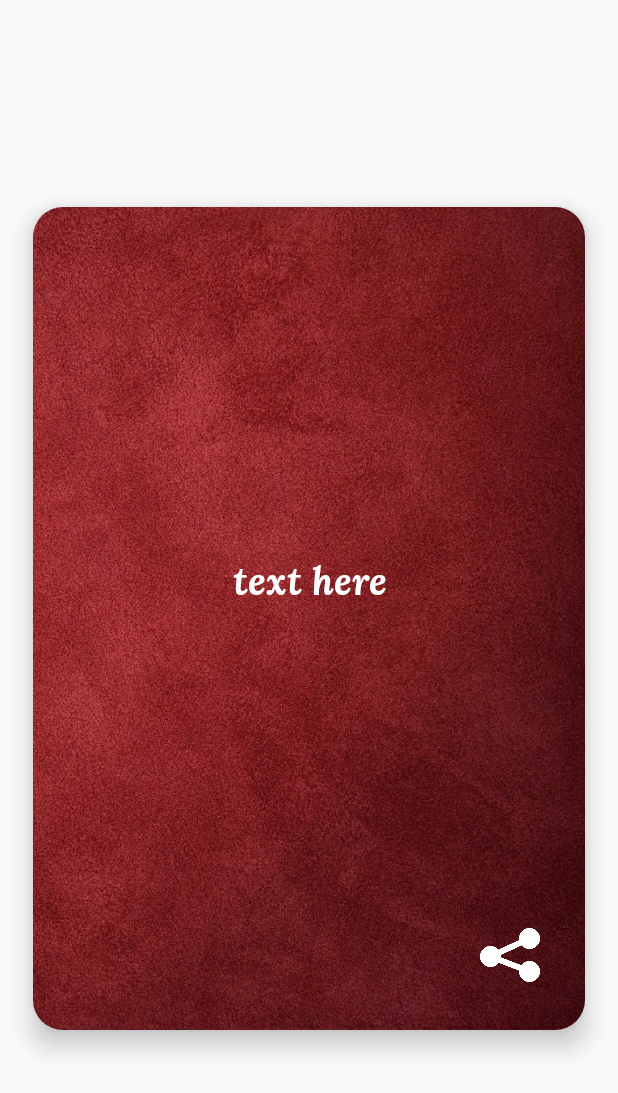
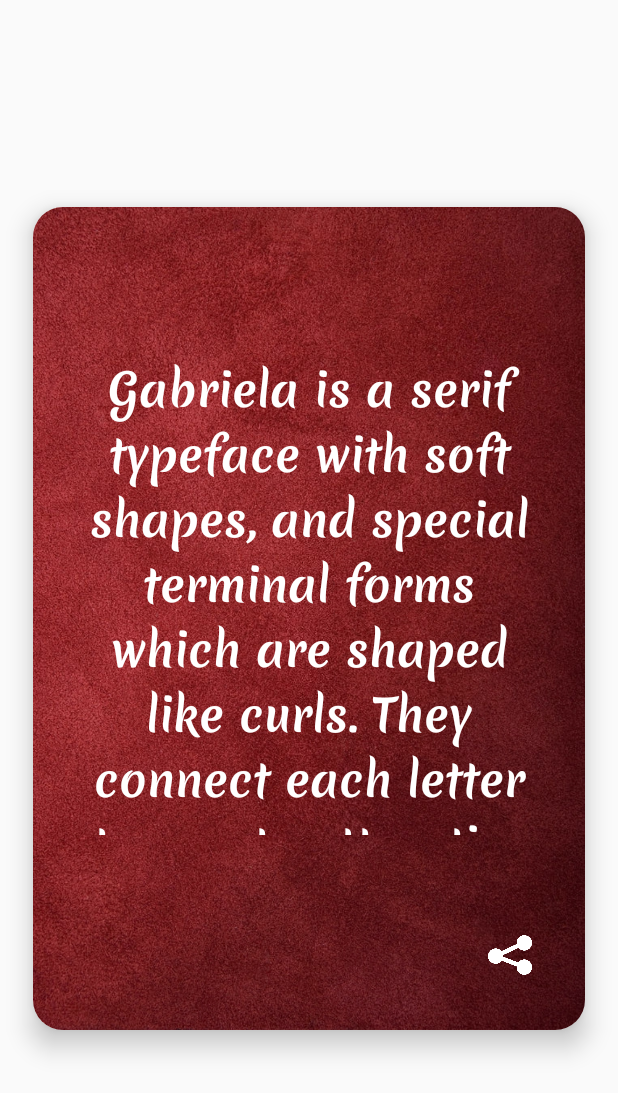
Before and after one commit to rohanvachhani/HacksAndFacts, an Android app: the layout card_layout.xml on its own in the app's theme, with its tools: preview values and no code run, on a phone screen of 412 x 824 dp. Shown: the top 1093 px of the screen. Run offline under Robolectric (Android 15) with nearby library versions, the phone set to English and light mode, and no system bars.

Commit message:
Oops card added

```diff
--- a/app/src/main/res/layout/card_layout.xml
+++ b/app/src/main/res/layout/card_layout.xml
@@ -22,21 +22,23 @@
 
         <androidx.constraintlayout.widget.ConstraintLayout
             android:id="@+id/first_side"
-            android:visibility="visible"
             android:layout_width="match_parent"
-            android:layout_height="match_parent">
+            android:layout_height="match_parent"
+            android:visibility="visible">
 
             <ImageView
                 android:id="@+id/image_view_1"
                 android:layout_width="match_parent"
                 android:layout_height="match_parent"
                 android:adjustViewBounds="true"
+                android:background="@drawable/red_velvet"
                 android:scaleType="fitXY"
-                android:background="@drawable/red_velvet"
                 app:layout_constraintBottom_toBottomOf="parent"
                 app:layout_constraintEnd_toEndOf="parent"
+                app:layout_constraintHorizontal_bias="0.0"
                 app:layout_constraintStart_toStartOf="parent"
-                app:layout_constraintTop_toTopOf="parent" />
+                app:layout_constraintTop_toTopOf="parent"
+                app:layout_constraintVertical_bias="0.0" />
 
             <TextView
                 android:id="@+id/text_view_1"
@@ -45,14 +47,13 @@
                 android:layout_marginStart="32dp"
                 android:layout_marginTop="100dp"
                 android:layout_marginEnd="32dp"
-                android:layout_marginBottom="150dp"
-                android:fontFamily="@font/lora_italic"
-                android:text="text here"
+                android:layout_marginBottom="130dp"
+                android:fontFamily="@font/merienda_one"
                 android:gravity="center"
+                android:text="Gabriela is a serif typeface with soft shapes, and special terminal forms which are shaped like curls. They connect each letter to create attractive word shapes and text blocks with a fine texture. In small bodies of text she works well for reading, and in headlines provides interesting details to catch the eye."
                 android:textAlignment="center"
                 android:textColor="@android:color/white"
-                android:textSize="25sp"
-                app:fontFamily="@font/lora_bold_italic"
+                android:textSize="30sp"
                 app:layout_constraintBottom_toBottomOf="parent"
                 app:layout_constraintEnd_toEndOf="parent"
                 app:layout_constraintHorizontal_bias="0.58"
@@ -65,7 +66,7 @@
                 android:layout_width="100dp"
                 android:layout_height="100dp"
                 android:background="@android:color/transparent"
-                android:padding="30dp"
+                android:padding="35dp"
                 android:scaleType="fitCenter"
                 android:src="@drawable/share"
                 app:layout_constraintBottom_toBottomOf="@+id/image_view_1"
@@ -112,7 +113,7 @@
                 android:layout_width="100dp"
                 android:layout_height="100dp"
                 android:background="@android:color/transparent"
-                android:padding="30dp"
+                android:padding="35dp"
                 android:scaleType="fitCenter"
                 android:src="@drawable/back"
 
--- a/app/src/main/res/values/preloaded_fonts.xml
+++ b/app/src/main/res/values/preloaded_fonts.xml
@@ -1,6 +1,6 @@
 <?xml version="1.0" encoding="utf-8"?>
 <resources>
     <array name="preloaded_fonts" translatable="false">
-        <item>@font/lora_bold_italic</item>
+        <item>@font/merienda_one</item>
     </array>
 </resources>
```
Also changed, not shown: app/src/main/AndroidManifest.xml (+7 -2 lines), app/src/main/java/com/rohan/hacksandfacts/MainActivity.java (+19 -31 lines), app/src/main/res/layout/activity_main.xml (+22 -11 lines), app/src/main/res/drawable/oops_image.jpg (added), app/src/main/res/font/lora_bold_italic.ttf (deleted), app/src/main/res/font/lora_italic.ttf (deleted), app/src/main/res/font/merienda_one.ttf (added).
